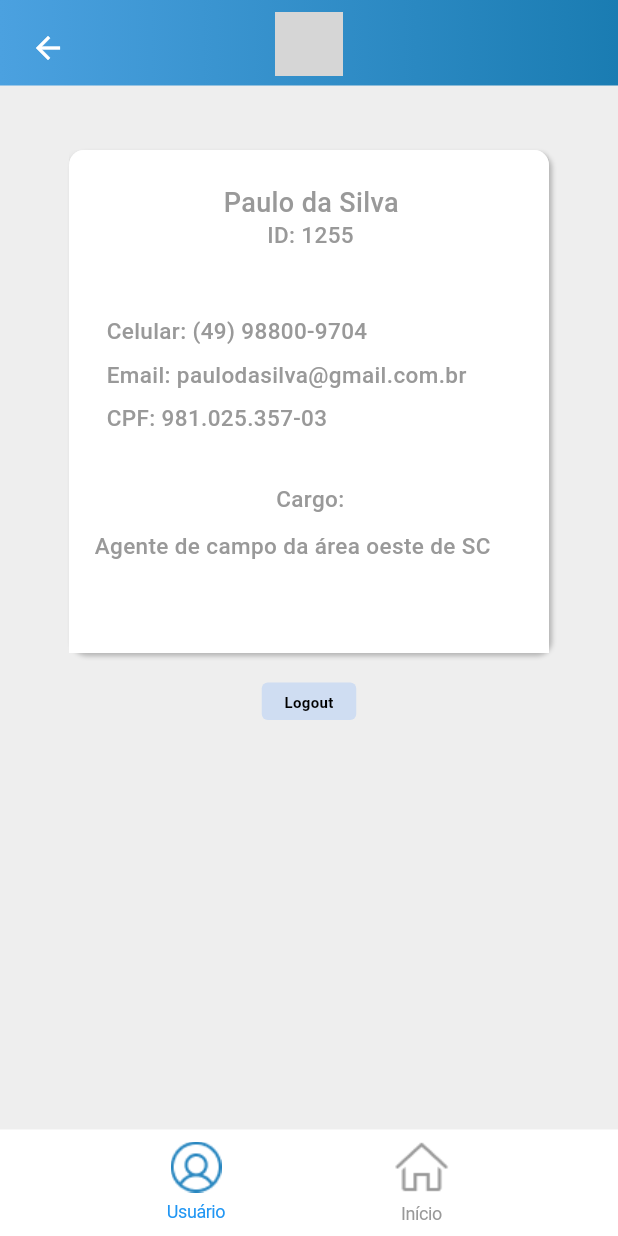
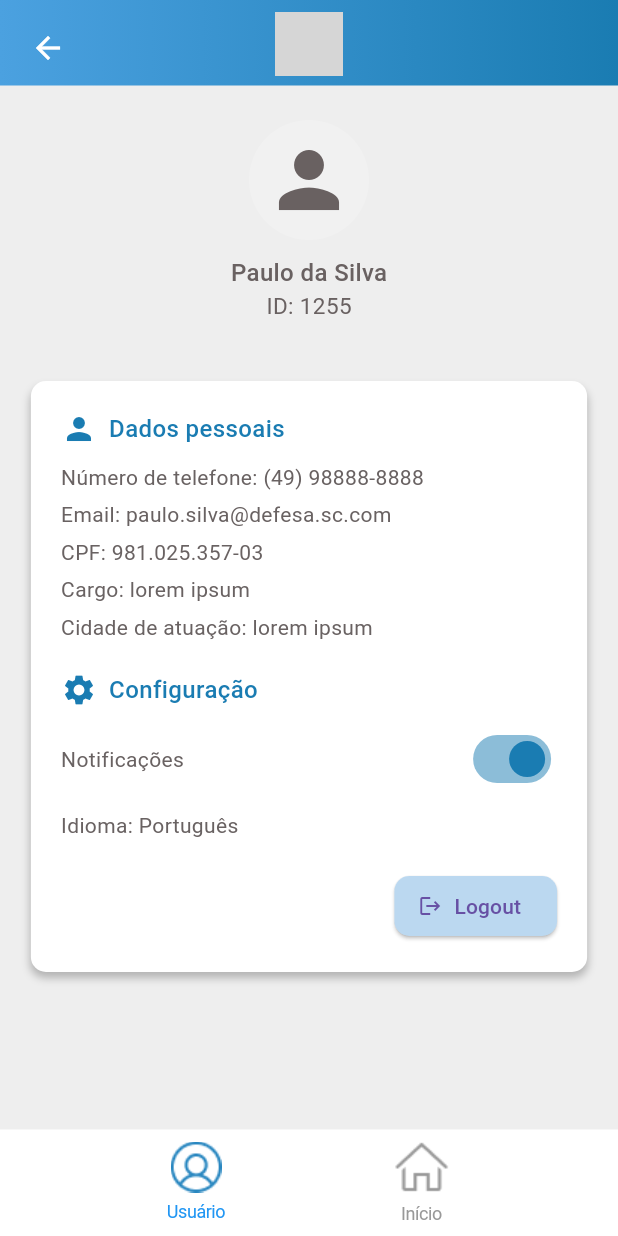
Before and after one commit to Thay-de-Oliveira/Projeto-Aplicado-v3, a Flutter app: the Home screen opened by its route, after a tap on "Usuário", on a phone screen of 412 x 824 dp. Run offline on Flutter 3.47's test engine with Material 3 defaults, Android fonts, the phone set to English and light mode, and no system bars; our stand-ins replace carousel_slider, dio, dotted_border, firebase_core, firebase_storage, flutter_typeahead and 3 more; missing offline and left inert: camera_camera, flutter_pdfview, maps_launcher; accounts and stored records are empty; network calls fail; grey boxes are pictures that could not be loaded.

Commit message:
Atualizando tela de usuário

```diff
--- a/lib/app/home/tela-inicio.dart
+++ b/lib/app/home/tela-inicio.dart
@@ -48,7 +48,7 @@ class _HomeState extends State<Home> {
                   appState,
                   'acontecimentos',
                 ),
-                SizedBox(height: 15),
+                SizedBox(height: 25),
                 buildMenuCard(
                   context,
                   'Atendimentos',
@@ -58,7 +58,7 @@ class _HomeState extends State<Home> {
                   appState,
                   'atendimento',
                 ),
-                SizedBox(height: 15),
+                SizedBox(height: 25),
                 buildMenuCard(
                   context,
                   'Cadastro de Cidadão',
@@ -68,7 +68,7 @@ class _HomeState extends State<Home> {
                   appState,
                   'cadastro_cidadao',
                 ),
-                SizedBox(height: 15),
+                SizedBox(height: 25),
                 buildMenuCard(
                   context,
                   'Relatórios',
--- a/lib/app/home/tela-usuario.dart
+++ b/lib/app/home/tela-usuario.dart
@@ -1,17 +1,16 @@
-import 'package:flutter/cupertino.dart';
 import 'package:flutter/material.dart';
 
 import '../components/globais/barra-superior.dart';
 import '../components/globais/menu-inferior.dart';
 import '../login/tela-login.dart';
-import 'tela-inicio.dart';
-import '../tela-mapa.dart';
 
 class Perfil extends StatefulWidget {
-  State<Perfil> createState() => _PerfilState(); //Função
+  State<Perfil> createState() => _PerfilState(); // Função
 }
 
 class _PerfilState extends State<Perfil> {
+  bool notificationsEnabled = true; // Estado inicial das notificações
+
   @override
   Widget build(BuildContext context) {
     return Scaffold(
@@ -19,167 +18,227 @@ class _PerfilState extends State<Perfil> {
       backgroundColor: Colors.grey[200], // Cor de fundo cinza claro
       body: Stack(
         children: <Widget>[
+          Positioned(
+            left: 0,
+            top: 0,
+            right: 0,
+            child: BarraSuperior(context),
+          ),
           SingleChildScrollView(
             child: Column(
               mainAxisAlignment: MainAxisAlignment.center,
               children: <Widget>[
-                SizedBox(
-                  height:
-                  80, // Define o espaço de 20 pixels abaixo do Container
+                SizedBox(height: 80),
+                CircleAvatar(
+                  radius: 40,
+                  backgroundColor: Color(0xFFF1F1F1),
+                  child: Icon(Icons.person, color: Color(0xFF696161), size: 60),
                 ),
+                SizedBox(height: 10),
+                Text(
+                  'Paulo da Silva',
+                  style: TextStyle(
+                    color: Color(0xFF696161),
+                    fontSize: 16,
+                    fontFamily: 'Roboto',
+                    fontWeight: FontWeight.w500,
+                  ),
+                ),
+                Text(
+                  'ID: 1255',
+                  style: TextStyle(
+                    color: Color(0xFF696161),
+                    fontSize: 15,
+                    fontFamily: 'Roboto',
+                    fontWeight: FontWeight.w400,
+                  ),
+                ),
+                SizedBox(height: 20),
                 Center(
                   child: Container(
                     margin: EdgeInsets.all(20),
-                    width: 320,
-                    height: 335,
-                    child: Stack(
-                      children: [
-                        Positioned(
-                          left: 23,
-                          top: 117,
-                          child: Container(width: 40, height: 40),
-                        ),
-                        Positioned(
-                          left: 0,
-                          top: 0,
-                          child: Container(
-                            width: 320,
-                            height: 363,
-                            decoration: ShapeDecoration(
+                    padding: EdgeInsets.all(20),
+                    width: MediaQuery.of(context).size.width * 0.9, // Responsivo
+                    decoration: BoxDecoration(
                       color: Colors.white,
-                              shape: RoundedRectangleBorder(
                       borderRadius: BorderRadius.circular(10),
-                              ),
-                              shadows: [
+                      boxShadow: [
                         BoxShadow(
                           color: Color(0x3F000000),
                           blurRadius: 4,
                           offset: Offset(0, 4),
-                                  spreadRadius: 0,
-                                )
+                        ),
                       ],
+                    ),
+                    child: Column(
+                      crossAxisAlignment: CrossAxisAlignment.start,
+                      children: [
+                        Row(
+                          children: [
+                            Icon(Icons.person, color: Color(0xFF1A7CB2)),
+                            SizedBox(width: 8),
+                            Text(
+                              'Dados pessoais',
+                              style: TextStyle(
+                                color: Color(0xFF1A7CB2),
+                                fontSize: 16,
+                                fontFamily: 'Roboto',
+                                fontWeight: FontWeight.w500,
+                              ),
+                            ),
+                          ],
+                        ),
+                        SizedBox(height: 10),
+                        Text(
+                          'Número de telefone: (49) 98888-8888',
+                          style: TextStyle(
+                            color: Color(0xFF696262),
+                            fontSize: 14,
+                            fontFamily: 'Roboto',
+                            fontWeight: FontWeight.w400,
+                          ),
+                        ),
+                        SizedBox(height: 5),
+                        Text(
+                          'Email: paulo.silva@defesa.sc.com',
+                          style: TextStyle(
+                            color: Color(0xFF696262),
+                            fontSize: 14,
+                            fontFamily: 'Roboto',
+                            fontWeight: FontWeight.w400,
+                          ),
+                        ),
+                        SizedBox(height: 5),
+                        Text(
+                          'CPF: 981.025.357-03',
+                          style: TextStyle(
+                            color: Color(0xFF696262),
+                            fontSize: 14,
+                            fontFamily: 'Roboto',
+                            fontWeight: FontWeight.w400,
+                          ),
+                        ),
+                        SizedBox(height: 5),
+                        Text(
+                          'Cargo: lorem ipsum',
+                          style: TextStyle(
+                            color: Color(0xFF696262),
+                            fontSize: 14,
+                            fontFamily: 'Roboto',
+                            fontWeight: FontWeight.w400,
+                          ),
+                        ),
+                        SizedBox(height: 5),
+                        Text(
+                          'Cidade de atuação: lorem ipsum',
+                          style: TextStyle(
+                            color: Color(0xFF696262),
+                            fontSize: 14,
+                            fontFamily: 'Roboto',
+                            fontWeight: FontWeight.w400,
+                          ),
+                        ),
+                        SizedBox(height: 20),
+                        Row(
+                          children: [
+                            Icon(Icons.settings, color: Color(0xFF1A7CB2)),
+                            SizedBox(width: 8),
+                            Text(
+                              'Configuração',
+                              style: TextStyle(
+                                color: Color(0xFF1A7CB2),
+                                fontSize: 16,
+                                fontFamily: 'Roboto',
+                                fontWeight: FontWeight.w500,
+                              ),
+                            ),
+                          ],
+                        ),
+                        SizedBox(height: 10),
+                        Row(
+                          mainAxisAlignment: MainAxisAlignment.spaceBetween,
+                          children: [
+                            Text(
+                              'Notificações',
+                              style: TextStyle(
+                                color: Color(0xFF696262),
+                                fontSize: 14,
+                                fontFamily: 'Roboto',
+                                fontWeight: FontWeight.w400,
+                              ),
+                            ),
+                            Switch(
+                              value: notificationsEnabled,
+                              onChanged: (value) {
+                                setState(() {
+                                  notificationsEnabled = value;
+                                });
+                              },
+                              activeColor: Color(0xFF1A7CB2), // Cor azul para a alavanca
+                            ),
+                          ],
+                        ),
+                        SizedBox(height: 10),
+                        Row(
+                          mainAxisAlignment: MainAxisAlignment.spaceBetween,
+                          children: [
+                            Text(
+                              'Idioma: Português',
+                              style: TextStyle(
+                                color: Color(0xFF696262),
+                                fontSize: 14,
+                                fontFamily: 'Roboto',
+                                fontWeight: FontWeight.w400,
+                              ),
+                            ),
+                            /*Container(
+                              width: 60,
+                              height: 24,
+                              child: TextButton(
+                                style: TextButton.styleFrom(
+                                  foregroundColor: Color(0xFF999999), backgroundColor: Color(0xFFF5F5F5),
+                                  padding: EdgeInsets.zero,
+                                  shape: RoundedRectangleBorder(
+                                    side: BorderSide(
+                                      color: Color(0x443C3C3C),
+                                      width: 0.59,
                                     ),
                                   ),
                                 ),
-                        Positioned(
-                          left: 103,
-                          top: 24,
+                                onPressed: () {},
                                 child: Text(
-                            'Paulo da Silva',
+                                  'alterar',
+                                  textAlign: TextAlign.center,
                                   style: TextStyle(
-                              color: Color(0xFF999999),
-                              fontSize: 18,
-                              fontFamily: 'Roboto',
-                              fontWeight: FontWeight.w500,
-                              height: 0,
+                                    fontSize: 10,
+                                    fontFamily: 'Lato',
+                                    fontWeight: FontWeight.w700,
                                   ),
                                 ),
                               ),
-                        Positioned(
-                          left: 25,
-                          top: 112,
-                          child: Text(
-                            'Celular: (49) 98800-9704',
-                            style: TextStyle(
-                              color: Color(0xFF999999),
-                              fontSize: 15,
-                              fontFamily: 'Roboto',
-                              fontWeight: FontWeight.w500,
-                              height: 0,
+                            ),*/
+                          ],
                         ),
-                          ),
-                        ),
-                        Positioned(
-                          left: 25,
-                          top: 141,
-                          child: Text(
-                            'Email: paulodasilva@gmail.com.br',
-                            style: TextStyle(
-                              color: Color(0xFF999999),
-                              fontSize: 15,
-                              fontFamily: 'Roboto',
-                              fontWeight: FontWeight.w500,
-                              height: 0,
-                            ),
-                          ),
-                        ),
-                        Positioned(
-                          left: 25,
-                          top: 170,
-                          child: Text(
-                            'CPF: 981.025.357-03',
-                            style: TextStyle(
-                              color: Color(0xFF999999),
-                              fontSize: 15,
-                              fontFamily: 'Roboto',
-                              fontWeight: FontWeight.w500,
-                              height: 0,
-                            ),
-                          ),
-                        ),
-                        Positioned(
-                          left: 138,
-                          top: 224,
-                          child: Text(
-                            'Cargo:',
-                            style: TextStyle(
-                              color: Color(0xFF999999),
-                              fontSize: 15,
-                              fontFamily: 'Roboto',
-                              fontWeight: FontWeight.w500,
-                              height: 0,
-                            ),
-                          ),
-                        ),
-                        Positioned(
-                          left: 17,
-                          top: 255,
-                          child: SizedBox(
-                            width: 550,
-                            height: 300,
-                            child: Text(
-                              'Agente de campo da área oeste de SC',
-                              textAlign: TextAlign.justify,
-                              style: TextStyle(
-                                color: Color(0xFF999999),
-                                fontSize: 15,
-                                fontFamily: 'Roboto',
-                                fontWeight: FontWeight.w500,
-                                height: 0,
+                        SizedBox(height: 20),
+                        Align(
+                          alignment: Alignment.centerRight,
+                          child: ElevatedButton.icon(
+                            onPressed: () {
+                              Navigator.push(
+                                context,
+                                MaterialPageRoute(builder: (context) => LoginApp()),
+                              );
+                            },
+                            icon: Icon(Icons.logout, size: 16),
+                            label: Text('Logout'),
+                            style: ElevatedButton.styleFrom(
+                              backgroundColor: Color(0xFFBBD8F0),
+                              shape: RoundedRectangleBorder(
+                                borderRadius: BorderRadius.circular(10),
                               ),
                             ),
                           ),
                         ),
-                        Positioned(
-                          left: 132,
-                          top: 48,
-                          child: Text(
-                            'ID: 1255',
-                            style: TextStyle(
-                              color: Color(0xFF999999),
-                              fontSize: 15,
-                              fontFamily: 'Roboto',
-                              fontWeight: FontWeight.w500,
-                              height: 0,
-                            ),
-                          ),
-                        ),
-                        GestureDetector(
-                          child: Ink(
-                            decoration: ShapeDecoration(
-                              //Estilo
-                              color: Color(0xffffffff),
-                              shape: RoundedRectangleBorder(
-                                borderRadius: BorderRadius.circular(10),
-                              ),
-                              shadows: [
-                                //Sombras
-                                BoxShadow(
-                                  color: Color(0x3F000000),
-                                  blurRadius: 2,
-                                  offset: Offset(2, 2),
-                                  spreadRadius: 0,
-                                )
                       ],
                     ),
                   ),
@@ -187,101 +246,6 @@ class _PerfilState extends State<Perfil> {
               ],
             ),
           ),
-                ),
-                //Botão de sair
-                Positioned(
-                  left: 261,
-                  top: 103,
-                  child: Container(
-                    width: 63,
-                    height: 25,
-                    child: Stack(
-                      children: [
-                        Positioned(
-                          left: 0,
-                          top: 0,
-                          child: Container(
-                            width: 63,
-                            height: 25,
-                            decoration: ShapeDecoration(
-                              color: Color(0xFFCFDDF2),
-                              shape: RoundedRectangleBorder(
-                                  borderRadius: BorderRadius.circular(4)),
-                            ),
-                          ),
-                        ),
-
-                        InkWell(
-                          onTap: () {
-
-                            Navigator.push(
-                              context,
-                              MaterialPageRoute(
-                                  builder: (context) =>
-                                      LoginApp()),
-                            );
-                          },
-                          child: Positioned(
-                            left: 15,
-                            top: 7,
-                            child: Container(
-                              width: 57,
-                              height: 25,
-                              child: Stack(
-                                children: [
-                                  Positioned(
-                                    left: 15,
-                                    top: 8,
-                                    child: SizedBox(
-                                      width: 50,
-                                      height: 25,
-                                      child: Text(
-                                        'Logout',
-                                        style: TextStyle(
-                                          color: Colors.black,
-                                          fontSize: 10,
-                                          fontFamily: 'Roboto',
-                                          fontWeight: FontWeight.bold,
-                                          height: 0,
-                                        ),
-                                      ),
-                                    ),
-                                  ),
-                                  Positioned(
-                                    left: 43,
-                                    top: 0,
-                                    child: Container(
-                                      width: 14,
-                                      height: 14,
-                                      clipBehavior: Clip.antiAlias,
-                                      decoration: ShapeDecoration(
-                                        shape: RoundedRectangleBorder(
-                                          borderRadius:
-                                          BorderRadius.circular(5),
-                                        ),
-                                      ),
-                                      child: Stack(children: []),
-                                    ),
-                                  ),
-                                ],
-                              ),
-                            ),
-                          ),
-                        )
-                      ],
-                    ),
-                  ),
-                ),
-
-              ],
-            ),
-          ),
-          Positioned(
-            left: 0,
-            top: 0,
-            right: 0,
-            child: BarraSuperior(context),
-          ),
         ],
       ),
       bottomNavigationBar: MenuInferior(),
```
Also changed, not shown: 1 other file. Lines whose indentation alone changed are shown as unchanged.
